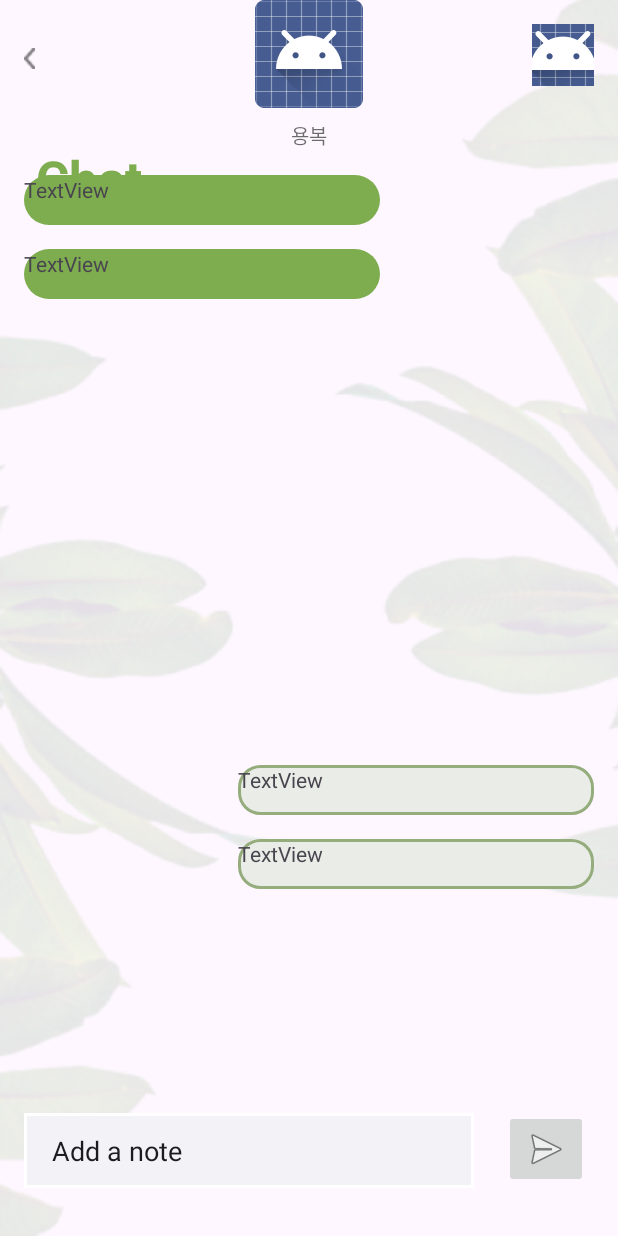
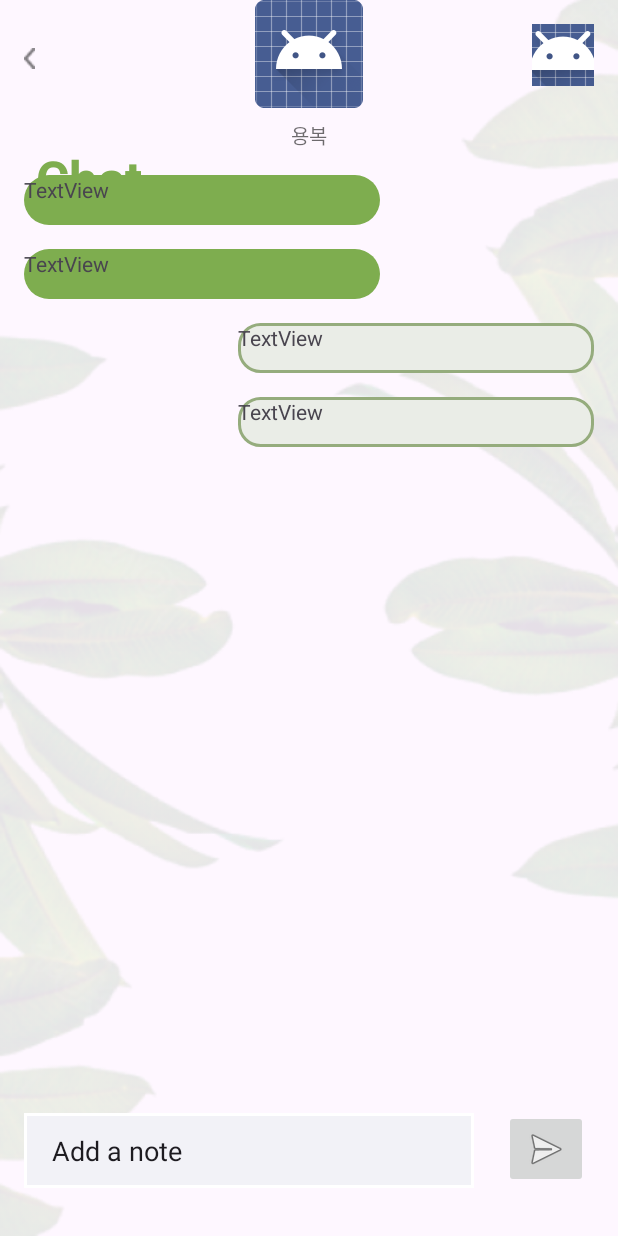
Before and after one commit to sheepyis/Second-Hand, an Android app: the layout chat.xml on its own in the app's theme, with its tools: preview values and no code run, on a phone screen of 412 x 824 dp. Run offline under Robolectric (Android 15) with nearby library versions, the phone set to English and light mode, and no system bars.

Commit message:
home, chat 화면 구성

```diff
--- a/app/src/main/res/layout/chat.xml
+++ b/app/src/main/res/layout/chat.xml
@@ -125,11 +125,10 @@
         android:id="@+id/textView9"
         android:layout_width="237dp"
         android:layout_height="33dp"
-        android:layout_marginTop="112dp"
+        android:layout_marginTop="16dp"
         android:layout_marginEnd="16dp"
         android:background="@drawable/chat_send"
         android:text="TextView"
-        app:layout_constraintBottom_toTopOf="@+id/editTextText"
         app:layout_constraintEnd_toEndOf="parent"
         app:layout_constraintTop_toBottomOf="@+id/textView8" />
 </androidx.constraintlayout.widget.ConstraintLayout>
```
